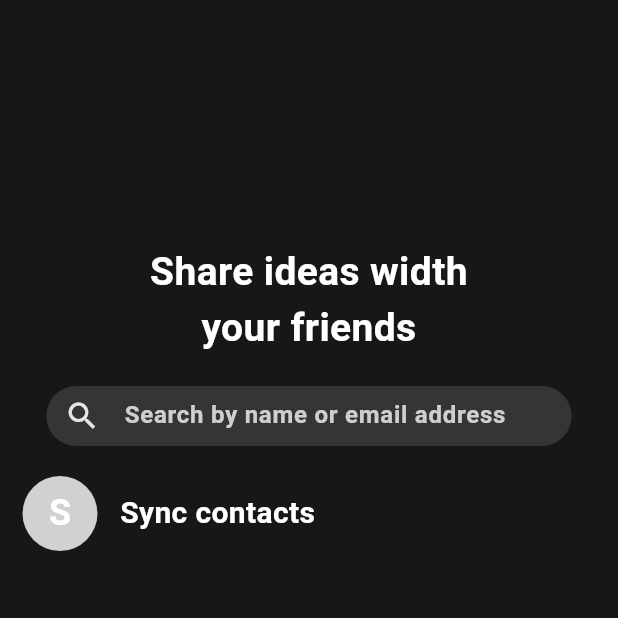
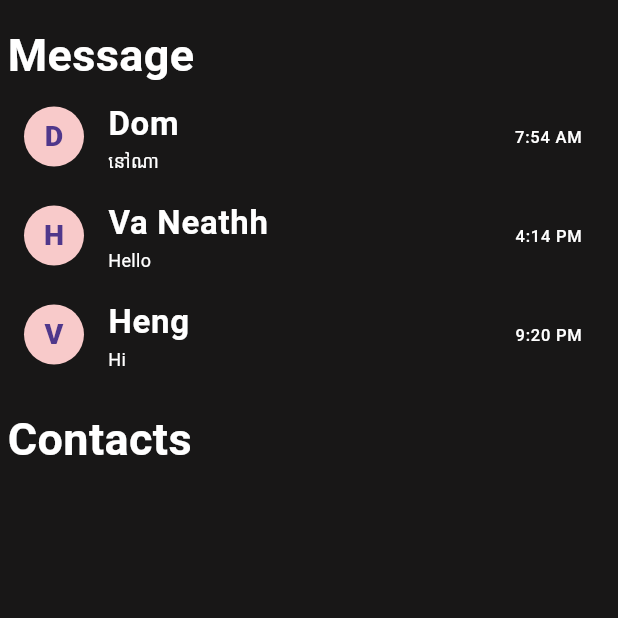
Before and after one commit to QilinXSengheng/pinterest_clone, a Flutter app: the Chat2 screen opened directly, on a phone screen of 412 x 824 dp, the top half of it. Run offline on Flutter 3.47's test engine with Material 3 defaults, Android fonts, the phone set to English and light mode, and no system bars; our stand-ins replace cached_network_image, custom_refresh_indicator, dartz, dio, flutter_easyloading, hive and 3 more; accounts and stored records are empty; network calls fail.

Commit message:
message_UI

```diff
--- a/lib/screen/pages/bottomNavPages/messages_tab.dart
+++ b/lib/screen/pages/bottomNavPages/messages_tab.dart
@@ -15,127 +15,131 @@ class _Chat2State extends State<Chat2> {
   Widget build(BuildContext context) {
     return Scaffold(
       backgroundColor: const Color.fromARGB(255, 24, 23, 23),
-      body: SizedBox(
-        width: MediaQuery.of(context).size.width,
-        child: Padding(
-          padding: const EdgeInsets.all(15.0),
-          child: Column(
+      body: _buildBody(),
+    );
+  }
+
+  Column _buildBody() {
+    return Column(
+      crossAxisAlignment: CrossAxisAlignment.start,
       children: [
-              Column(
-                crossAxisAlignment: CrossAxisAlignment.center,
-                children: [
-                  SizedBox(
-                    height: MediaQuery.of(context).size.height * 0.18,
-                  ),
-                  SizedBox(
-                    width: MediaQuery.of(context).size.width * 0.65,
-                    child: const Center(
-                      child: Text(
-                        'Share ideas width your friends',
-                        maxLines: 2,
-                        textAlign: TextAlign.center,
+        Container(
+          margin: const EdgeInsets.only(top: 15),
+          padding: const EdgeInsets.only(left: 5),
+          child: const Text(
+            'Message',
             style: TextStyle(
-                          color: Colors.white,
-                          fontSize: 26,
+              fontSize: 30,
               fontWeight: FontWeight.bold,
+              color: Color.fromARGB(255, 255, 255, 255),
             ),
           ),
         ),
+        const ListTile(
+          leading: CircleAvatar(
+            backgroundColor: Color.fromARGB(255, 248, 202, 202),
+            child: Text(
+              "D",
+              style: TextStyle(
+                fontWeight: FontWeight.w900,
+                fontSize: 19,
               ),
-                  const SizedBox(
-                    height: 20,
             ),
-                  SizedBox(
-                    height: 40,
-                    width: MediaQuery.of(context).size.width * 0.85,
-                    child: TextFormField(
-                      textAlignVertical: TextAlignVertical.bottom,
-                      style: const TextStyle(
-                        color: Colors.white,
+          ),
+          trailing: Text('7:54 AM',
+          style: TextStyle(color: Color.fromARGB(255, 255, 255, 255)),
+          ),
+          title: Text(
+            "Dom",
+            style: TextStyle(
+              fontSize: 22,
               fontWeight: FontWeight.bold,
+              color: Color.fromARGB(255, 255, 255, 255),
             ),
-                      decoration: const InputDecoration(
-                          hintText: 'Search by name or email address',
-                          hintStyle: TextStyle(color: Color.fromARGB(195, 255, 255, 255)),
-                          prefixIcon: Icon(
-                            Icons.search,
-                            color: Color.fromARGB(223, 255, 255, 255),
           ),
-                          filled: true,
-                          fillColor: Color.fromARGB(255, 54, 52, 52),
-                          border: OutlineInputBorder(
-                            borderRadius: BorderRadius.all(
-                              Radius.circular(20),
+          subtitle: Text(
+            "នៅណា",
+            style: TextStyle(
+              fontSize: 12,
+              color: Color.fromARGB(255, 255, 255, 255),
             ),
-                            borderSide: BorderSide.none,
-                          )),
           ),
-                  )
-                ],
         ),
-              const SizedBox(
-                height: 20,
+        const ListTile(
+          leading: CircleAvatar(
+            backgroundColor: Color.fromARGB(255, 248, 202, 202),
+            child: Text(
+              "H",
+              style: TextStyle(
+                fontWeight: FontWeight.w900,
+                fontSize: 19,
               ),
-              isActive == false
-                  ? chatPage2Widget(
-                      const Color.fromARGB(216, 243, 241, 241),
-                      'S',
-                      null,
-                      'Sync contacts',
-                      context,
-                      () {
-                        showDialog(
-                            context: context,
-                            builder: (BuildContext context) {
-                              return AlertDialog(
-                                backgroundColor: const Color.fromARGB(255, 43, 42, 42),
-                                title: const Text(
-                                  'So\'rov',
-                                  style: TextStyle(color: Colors.white),
             ),
-                                content: const Text(
-                                  'Dasturga kirganda birmartta soraladigan sorov',
-                                  style: TextStyle(color: Colors.white),
+
           ),
-                                actions: <Widget>[
-                                  TextButton(
-                                    style: TextButton.styleFrom(
-                                      textStyle: Theme.of(context).textTheme.labelLarge,
+          trailing: Text('4:14 PM',
+          style: TextStyle(color: Color.fromARGB(255, 255, 255, 255)),
           ),
+          title: Text(
+            "Va Neathh",
+            style: TextStyle(
+              fontSize: 22,
+              fontWeight: FontWeight.bold,
+              color: Color.fromARGB(255, 255, 255, 255),
+            ),
+          ),
+          subtitle: Text(
+            "Hello",
+            style: TextStyle(
+              fontSize: 12,
+              color: Color.fromARGB(255, 255, 255, 255),
+            ),
+          ),
+        ),
+        const ListTile(
+          leading: CircleAvatar(
+            backgroundColor: Color.fromARGB(255, 248, 202, 202),
+            child: Text(
+              "V",
+              style: TextStyle(
+                fontWeight: FontWeight.w900,
+                fontSize: 19,
+              ),
+            ),
+
+          ),
+          trailing: Text('9:20 PM',
+          style: TextStyle(color: Color.fromARGB(255, 255, 255, 255)),
+          ),
+          title: Text(
+            "Heng",
+            style: TextStyle(
+              fontSize: 22,
+              fontWeight: FontWeight.bold,
+              color: Color.fromARGB(255, 255, 255, 255),
+            ),
+          ),
+          subtitle: Text(
+            "Hi",
+            style: TextStyle(
+              fontSize: 12,
+              color: Color.fromARGB(255, 255, 255, 255),
+            ),
+          ),
+        ),
+        Container(
+          margin: const EdgeInsets.only(top: 15),
+          padding: const EdgeInsets.only(left: 5),
           child: const Text(
-                                      'No',
-                                      style: TextStyle(color: Colors.white),
+            'Contacts',
+            style: TextStyle(
+              fontSize: 30,
+              fontWeight: FontWeight.bold,
+              color: Color.fromARGB(255, 255, 255, 255),
             ),
-                                    onPressed: () {
-                                      Navigator.of(context).pop();
-                                    },
           ),
-                                  TextButton(
-                                    style: TextButton.styleFrom(
-                                      textStyle: Theme.of(context).textTheme.labelLarge,
-                                    ),
-                                    child: const Text(
-                                      'Yes',
-                                      style: TextStyle(color: Colors.white),
-                                    ),
-                                    onPressed: () {
-                                      Navigator.of(context).pop();
-                                      isActive = true;
-                                      setState(() {});
-                                    },
         ),
       ],
     );
-                            });
-                      },
-                    )
-                  : const SizedBox(
-                      width: 0.000000001,
-                    ),
-            ],
-          ),
-        ),
-      ),
-    );
   }
 }
```
Also changed, not shown: 80 other files. Lines whose indentation alone changed are shown as unchanged.
